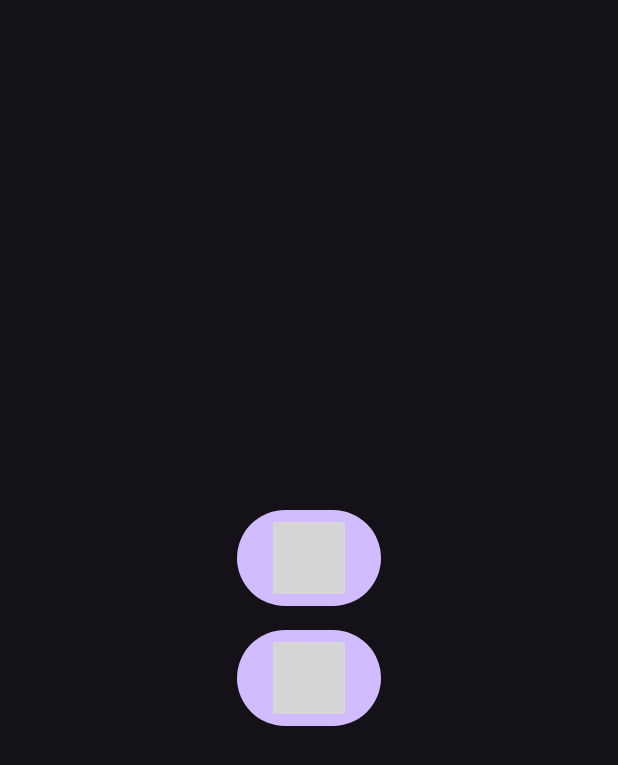
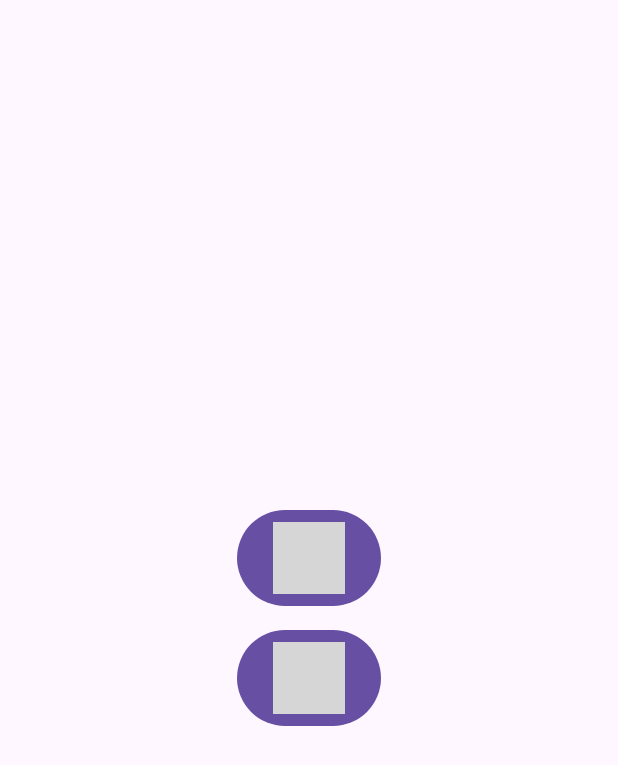
Before and after one commit to HalTobin/BlockInvasion, an Android app built with Jetpack Compose: the screen it shows after launch (MainActivity), on a phone screen of 412 x 824 dp. Shown: the top 765 px of the screen. Run offline under Robolectric (Android 15) with nearby library versions, the light colour scheme and no system bars; our stand-ins replace Compose Multiplatform resources; 4 statements that could not run were skipped; grey boxes are pictures that could not be loaded.

Commit message:
fix changing theme from the settings

```diff
--- a/composeApp/src/androidMain/kotlin/di/ViewModelModule.kt
+++ b/composeApp/src/androidMain/kotlin/di/ViewModelModule.kt
@@ -4,9 +4,11 @@ import org.koin.androidx.viewmodel.dsl.viewModelOf
 import org.koin.dsl.module
 
 import feature.game.GameViewModel
+import ui.MainViewModel
 import feature.settings.SettingsViewModel
 
 actual val viewModelModule = module {
+    viewModelOf(::MainViewModel)
     viewModelOf(::GameViewModel)
     viewModelOf(::SettingsViewModel)
 }
--- a/composeApp/src/commonMain/composeResources/values/strings.xml
+++ b/composeApp/src/commonMain/composeResources/values/strings.xml
@@ -15,6 +15,7 @@
     <string name="section_interface">Interface</string>
     <string name="theme">Theme</string>
     <string name="theme_dark">Dark</string>
+    <string name="theme_dark_oled">Dark (OLED)</string>
     <string name="theme_light">Light</string>
     <string name="language">Language</string>
 
--- a/composeApp/src/commonMain/kotlin/App.kt
+++ b/composeApp/src/commonMain/kotlin/App.kt
@@ -1,10 +1,27 @@
 import androidx.compose.runtime.Composable
+import androidx.compose.runtime.collectAsState
+import androidx.compose.runtime.getValue
+import androidx.lifecycle.ViewModel
+import androidx.lifecycle.viewmodel.compose.viewModel
 import org.jetbrains.compose.ui.tooling.preview.Preview
 import org.koin.compose.KoinContext
+import org.koin.compose.currentKoinScope
 import ui.MainScreen
+import ui.MainViewModel
+import ui.theme.BlockInvasionTheme
 
 @Composable
 @Preview
 fun App() = KoinContext {
-    MainScreen()
+    val mainViewModel = koinViewModel<MainViewModel>()
+    val preferences by mainViewModel.preferences.collectAsState()
+    BlockInvasionTheme(theme = preferences.theme) {
+        MainScreen(preferences = preferences)
+    }
 }
+
+@Composable
+inline fun <reified T: ViewModel> koinViewModel(): T {
+    val scope = currentKoinScope()
+    return viewModel { scope.get<T>() }
+}
--- a/composeApp/src/commonMain/kotlin/data/repository/PreferenceRepository.kt
+++ b/composeApp/src/commonMain/kotlin/data/repository/PreferenceRepository.kt
@@ -72,6 +72,7 @@ val DataStore<Preferences>.appPreferences get() = this.data.map { dataStore ->
 fun String.toTheme(): Theme = when (this) {
     Theme.Dark.key -> Theme.Dark
     Theme.Light.key -> Theme.Light
+    Theme.DarkOled.key -> Theme.DarkOled
     else -> Theme.Dark
 }
 
--- a/composeApp/src/commonMain/kotlin/ui/MainScreen.kt
+++ b/composeApp/src/commonMain/kotlin/ui/MainScreen.kt
@@ -18,13 +18,15 @@ import feature.game.GameViewModel
 import feature.home.HomeScreen
 import feature.settings.SettingsScreen
 import feature.settings.SettingsViewModel
+import koinViewModel
 import org.jetbrains.compose.ui.tooling.preview.Preview
 import org.koin.compose.currentKoinScope
 import ui.theme.BlockInvasionTheme
 
 @Composable
-fun MainScreen() {
-    BlockInvasionTheme {
+fun MainScreen(
+    preferences: AppPreferences
+) {
     val navController = rememberNavController()
     Surface(
         modifier = Modifier.fillMaxSize(),
@@ -45,7 +47,6 @@ fun MainScreen() {
             }
             composable(Screen.Settings.route) {
                 val viewModel = koinViewModel<SettingsViewModel>()
-                    val preferences by viewModel.preferences.collectAsState()
                 SettingsScreen(
                     goBack = { navController.popBackStack() },
                     preferences = preferences,
@@ -55,14 +56,7 @@ fun MainScreen() {
         }
     }
 }
-}
-
-@Composable
-inline fun <reified T: ViewModel> koinViewModel(): T {
-    val scope = currentKoinScope()
-    return viewModel { scope.get<T>() }
-}
 
 @Preview
 @Composable
-fun MainScreenPreview() = BlockInvasionTheme { MainScreen() }
+fun MainScreenPreview() = BlockInvasionTheme { MainScreen(AppPreferences()) }
--- /dev/null
+++ b/composeApp/src/commonMain/kotlin/ui/MainViewModel.kt
@@ -0,0 +1,33 @@
+package ui
+
+import androidx.lifecycle.ViewModel
+import androidx.lifecycle.viewModelScope
+import data.repository.AppPreferences
+import data.repository.PreferenceRepository
+import kotlinx.coroutines.Dispatchers
+import kotlinx.coroutines.IO
+import kotlinx.coroutines.Job
+import kotlinx.coroutines.flow.MutableStateFlow
+import kotlinx.coroutines.flow.asStateFlow
+import kotlinx.coroutines.flow.update
+import kotlinx.coroutines.launch
+
+class MainViewModel(
+    preferenceRepository: PreferenceRepository
+): ViewModel() {
+
+    private var preferencesJob: Job? = null
+
+    private val _preferences = MutableStateFlow(AppPreferences())
+    val preferences = _preferences.asStateFlow()
+
+    init {
+        preferencesJob?.cancel()
+        preferencesJob = viewModelScope.launch(Dispatchers.IO) {
+            preferenceRepository.preferences.collect { preferences ->
+                _preferences.update { preferences }
+            }
+        }
+    }
+
+}
--- a/composeApp/src/commonMain/kotlin/ui/theme/Theme.kt
+++ b/composeApp/src/commonMain/kotlin/ui/theme/Theme.kt
@@ -5,11 +5,21 @@ import androidx.compose.material3.darkColorScheme
 import androidx.compose.material3.lightColorScheme
 import androidx.compose.runtime.Composable
 import androidx.compose.ui.graphics.Color
+import data.value.Theme
 
 private val DarkColorScheme = darkColorScheme(
     primary = Purple80,
     secondary = PurpleGrey80,
     tertiary = Pink80,
+    surface = DarkSurface,
+    onSurface = Color.White
+)
+
+private val DarkOledColorScheme = darkColorScheme(
+    primary = Purple80,
+    secondary = PurpleGrey80,
+    tertiary = Pink80,
+    background = Color.Black,
     surface = DarkSurface,
     onSurface = Color.White
 )
@@ -32,12 +42,16 @@ private val LightColorScheme = lightColorScheme(
 
 @Composable
 fun BlockInvasionTheme(
-    darkTheme: Boolean = true,
+    theme: Theme = Theme.Dark,
     // Dynamic color is available on Android 12+
     dynamicColor: Boolean = true,
     content: @Composable () -> Unit
 ) = MaterialTheme(
-    colorScheme = if (darkTheme) DarkColorScheme else LightColorScheme,
+    colorScheme = when (theme) {
+        Theme.Dark -> DarkColorScheme
+        Theme.Light -> LightColorScheme
+        Theme.DarkOled -> DarkOledColorScheme
+    },
     typography = Typography,
     content = content
 )
```
Also changed, not shown: composeApp/src/commonMain/kotlin/data/value/DefaultPrefValues.kt (+5 -2 lines), composeApp/src/commonMain/kotlin/feature/settings/SettingsScreen.kt (+8 -5 lines), composeApp/src/commonMain/kotlin/feature/settings/SettingsViewModel.kt (+0 -13 lines), composeApp/src/commonMain/kotlin/feature/settings/components/SelectionFromListDialog.kt (+7 -6 lines), 2 other files. Lines whose indentation alone changed are shown as unchanged.
